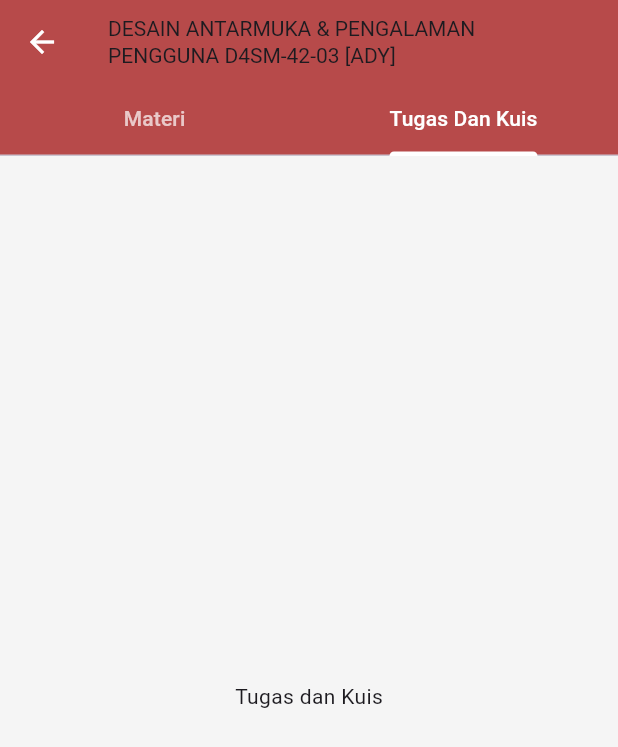
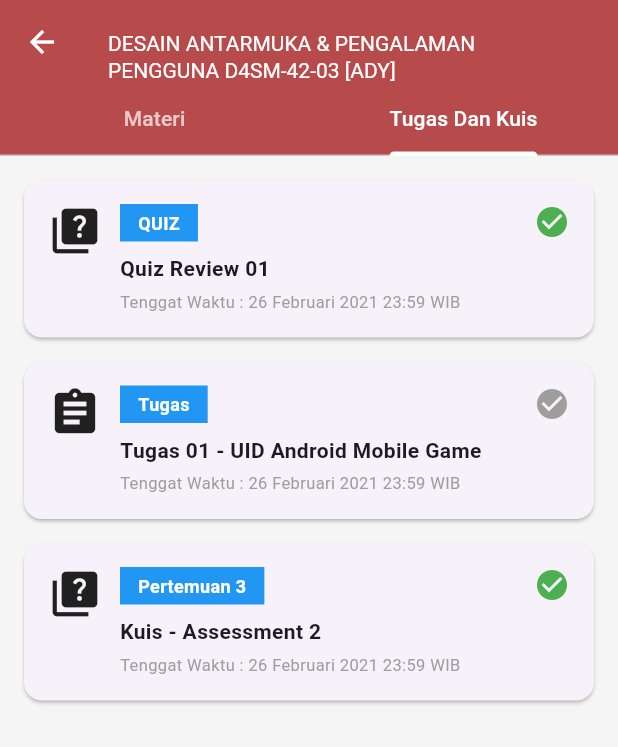
Before and after one commit to ekanurandin/Flutter-Project-Uas-Learning-Management-System, a Flutter app: the ClassDetailPage screen opened directly, tab 2 chosen, on a phone screen of 412 x 824 dp. Shown: the top 747 px of the screen. Run offline on Flutter 3.47's test engine with Material 3 defaults, Android fonts, the phone set to English and light mode, and no system bars; our stand-ins replace google_fonts.

Commit message:
menambahkan halaman class dashboard page dibagian materi, tugas dan kuis serta memperbaiki centangnya

```diff
--- a/lib/class_dashboard_page.dart
+++ b/lib/class_dashboard_page.dart
@@ -13,9 +13,12 @@ class ClassDetailPage extends StatelessWidget {
             icon: const Icon(Icons.arrow_back, color: Colors.white),
             onPressed: () => Navigator.pop(context),
           ),
-          title: const Text(
-            'DESAIN ANTARMUKA & PENGALAMAN\nPENGGUNA D4SM-42-03 [ADY]',
-            style: TextStyle(fontSize: 14),
+          title: Padding(
+            padding: EdgeInsets.only(top: 20),
+            child: const Text(
+              'DESAIN ANTARMUKA & PENGALAMAN\nPENGGUNA D4SM-42-03 [ADY]',
+              style: TextStyle(fontSize: 14, color: Colors.white),
+            ),
           ),
           bottom: const TabBar(
             labelColor: Colors.white,
@@ -30,7 +33,7 @@ class ClassDetailPage extends StatelessWidget {
         body: TabBarView(
           children: [
             _materiTab(),
-            Center(child: Text('Tugas dan Kuis')),
+            _tugasDanKuisTab(),
           ],
         ),
       ),
@@ -76,6 +79,38 @@ class ClassDetailPage extends StatelessWidget {
           judul: '06 - Assessment 1',
           detail: '3 URLs, 2 Files, 3 Interactive Content',
           selesai: true,
+        ),
+      ],
+    );
+  }
+
+  Widget _tugasDanKuisTab() {
+    return ListView(
+      padding: const EdgeInsets.all(16),
+      children: [
+        _tugasKuisCardCustom(
+          badge: 'QUIZ',
+          badgeColor: Colors.blue,
+          title: 'Quiz Review 01',
+          deadline: 'Tenggat Waktu : 26 Februari 2021 23:59 WIB',
+          isDone: true,
+          icon: Icons.quiz,
+        ),
+        _tugasKuisCardCustom(
+          badge: 'Tugas',
+          badgeColor: Colors.blue,
+          title: 'Tugas 01 - UID Android Mobile Game',
+          deadline: 'Tenggat Waktu : 26 Februari 2021 23:59 WIB',
+          isDone: false,
+          icon: Icons.assignment,
+        ),
+        _tugasKuisCardCustom(
+          badge: 'Pertemuan 3',
+          badgeColor: Colors.blue,
+          title: 'Kuis - Assessment 2',
+          deadline: 'Tenggat Waktu : 26 Februari 2021 23:59 WIB',
+          isDone: true,
+          icon: Icons.quiz,
         ),
       ],
     );
@@ -142,4 +177,82 @@ class ClassDetailPage extends StatelessWidget {
       ),
     );
   }
+
+  Widget _tugasKuisCardCustom({
+    required String badge,
+    required Color badgeColor,
+    required String title,
+    required String deadline,
+    required bool isDone,
+    required IconData icon,
+  }) {
+    return Card(
+      margin: const EdgeInsets.only(bottom: 16),
+      shape: RoundedRectangleBorder(
+        borderRadius: BorderRadius.circular(12),
+      ),
+      child: Padding(
+        padding: const EdgeInsets.all(16),
+        child: Row(
+          crossAxisAlignment: CrossAxisAlignment.start,
+          children: [
+            // ICON KIRI
+            Icon(icon, size: 36, color: Colors.black87),
+            const SizedBox(width: 12),
+
+            // KONTEN
+            Expanded(
+              child: Column(
+                crossAxisAlignment: CrossAxisAlignment.start,
+                children: [
+                  // BADGE (RECTANGLE TANPA RADIUS)
+                  Container(
+                    padding:
+                        const EdgeInsets.symmetric(horizontal: 12, vertical: 4),
+                    decoration: BoxDecoration(
+                      color: badgeColor,
+                    ),
+                    child: Text(
+                      badge,
+                      style: const TextStyle(
+                        color: Colors.white,
+                        fontSize: 12,
+                        fontWeight: FontWeight.bold,
+                      ),
+                    ),
+                  ),
+                  const SizedBox(height: 8),
+
+                  // JUDUL
+                  Text(
+                    title,
+                    style: const TextStyle(
+                      fontSize: 14,
+                      fontWeight: FontWeight.bold,
+                    ),
+                  ),
+                  const SizedBox(height: 4),
+
+                  // DEADLINE
+                  Text(
+                    deadline,
+                    style: const TextStyle(
+                      fontSize: 11,
+                      color: Colors.grey,
+                    ),
+                  ),
+                ],
+              ),
+            ),
+
+            // ICON STATUS KANAN
+            Icon(
+              Icons.check_circle,
+              color: isDone ? Colors.green : Colors.grey,
+            ),
+          ],
+        ),
+      ),
+    );
+  }
 }
--- a/lib/home page.dart
+++ b/lib/home page.dart
@@ -42,6 +42,8 @@ class HomePage extends StatelessWidget {
                               fontSize: 16,
                               fontWeight: FontWeight.bold,
                             ),
+                            maxLines: 1,
+                            overflow: TextOverflow.ellipsis,
                           ),
                         ],
                       ),
@@ -56,7 +58,7 @@ class HomePage extends StatelessWidget {
                         );
                       },
                       child: Container(
-                        padding: const EdgeInsets.symmetric(horizontal: 12, vertical: 6),
+                        padding: const EdgeInsets.symmetric(horizontal: 10, vertical: 3),
                         decoration: BoxDecoration(
                           color: Colors.red.shade700,
                           borderRadius: BorderRadius.circular(30),
@@ -76,8 +78,8 @@ class HomePage extends StatelessWidget {
 
                             Image.asset(
                               'assets/images/Group 5.png',
-                              width: 25,
-                              height: 25,
+                              width: 20,
+                              height: 20,
                               fit: BoxFit.contain,
                             ),
                           ],
```
